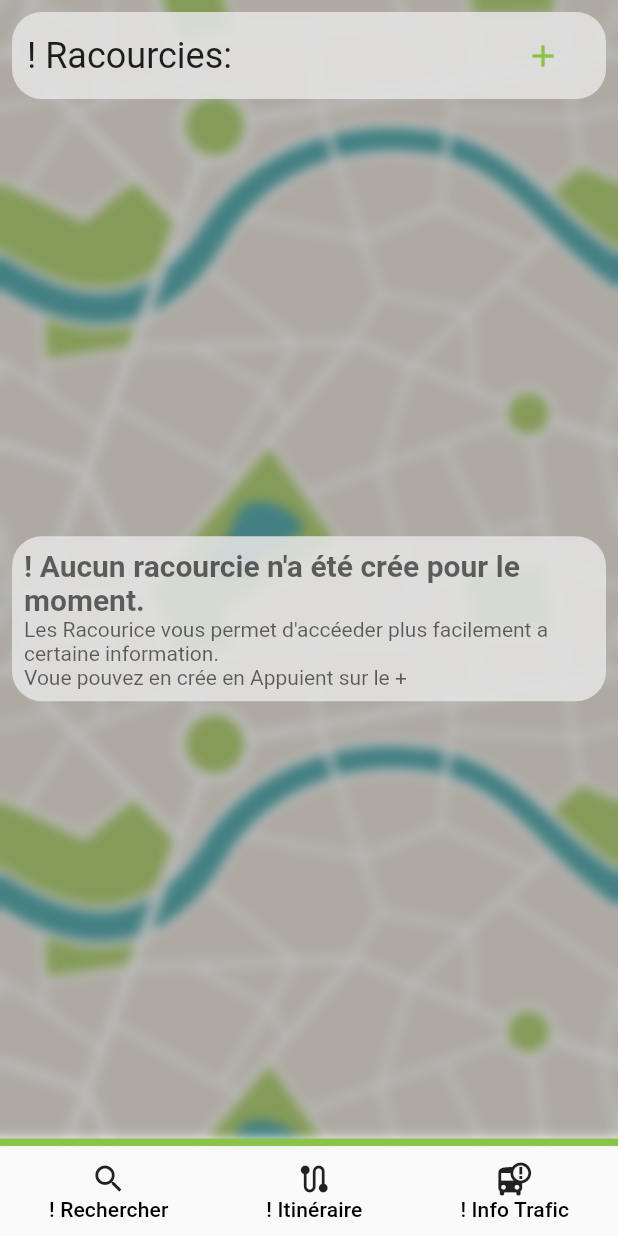
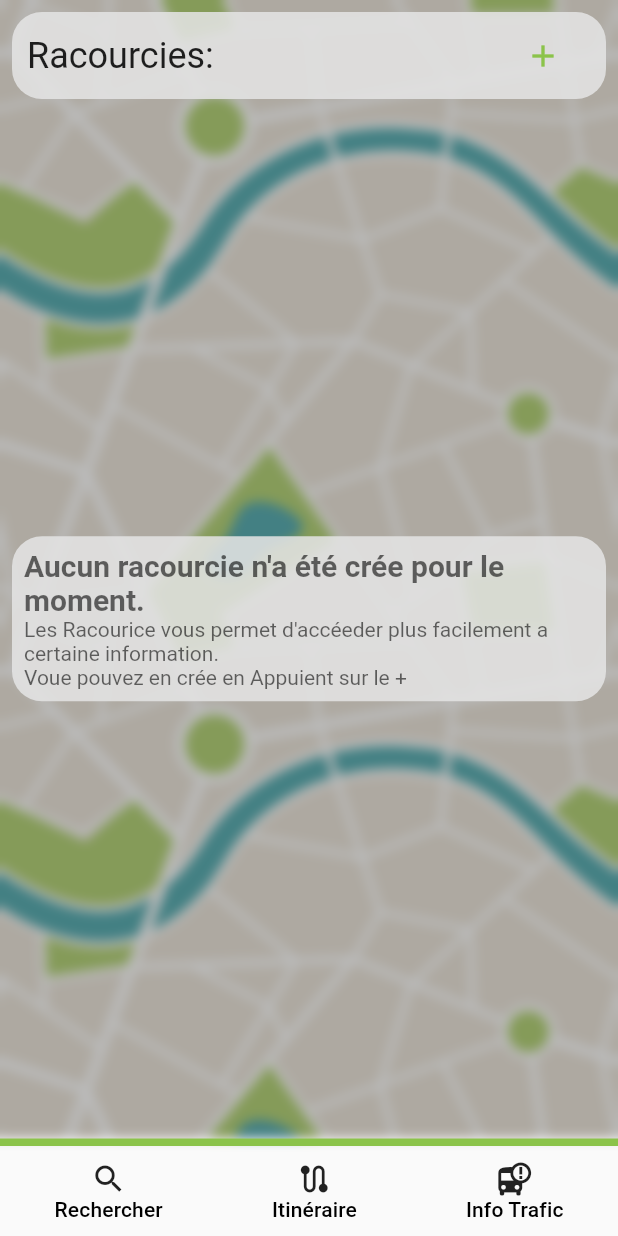
Before and after one commit to Bubulleux/better-bus-v2, a Flutter app: the screen it shows after launch, on a phone screen of 412 x 824 dp. Run offline on Flutter 3.47's test engine with Material 2 defaults, Android fonts, the light colour scheme and no system bars; our stand-ins replace connectivity_plus, flutter_widget_from_html, location, shared_preferences; missing offline and left inert: home_widget; statements that could not run were skipped.

Commit message:
Move all string in AppString

```diff
--- /dev/null
+++ b/lib/app_constante/AppString.dart
@@ -0,0 +1,62 @@
+class AppString{
+  static const retry = "Re-esaiyer";
+  static const findStop = "Chercher un arret";
+
+  static const shortcut = "Racourcies:";
+
+  static const search_label = "Rechercher";
+  static const route_label = "Itinéraire";
+  static const trafic_info_label = "Info Trafic";
+
+  static const delete_shortcut_notif = "Le racourcie a bien été supprimer";
+  static const cancel_label = "Annuler";
+  static const modify_label = "Modifier";
+  static const delete_label = "Suprimée";
+
+  static const empty_shorcut = "Aucun racourcie n'a été crée pour le moment.";
+  static const empyy_shortcut_advice = "\nLes Racourice vous permet d'accéeder plus facilement a certaine information."
+      "\nVoue pouvez en crée en Appuient sur le +";
+
+  static const error_label = "Erreur";
+
+  static const next_label = "suivent";
+  static const previous_label = "Présedent";
+
+  static const walk_to_place = "marcher jusqu'a l'adress";
+  static const walk_to_stop = "Marcher jusqu'a l'arret";
+  static const AtTheStopTakeLine = "A l'arret {#} prend la ligne";
+  static const andGoToStop = "Et aller jusqua l'arret ";
+  static const seeOnMaps = "Voire sur maps";
+
+  static const startLabel = "Départ";
+  static const endLabel = "Arriver";
+  static const departureAt = "Partire à";
+  static const arrivalAt = "Arriver à";
+  static const routeWhenDate = "A quelle date?";
+
+  static const seeAllLabel = "Voire Tout";
+
+  static const nextPassage = "Prochain Passage";
+  static const allSchredule = "Tout les horrairs";
+
+  static const noBusToday = "Aucun Bus Ne passera se jours la sur cette ligne";
+  static const onlyOneDirection = "Il n'y a qu'une seul direction";
+  static const selectALine = "Selectioner un ligne";
+  static const myPosition = "Ma position";
+
+  static const busStation = "Station de bus";
+  static const place = "Adresse";
+  static const validateLabel = "Validé";
+  static const  selectAll= "Tout selection";
+  static const unSelectAll = "Tout déselectier";
+  static const trafficInfoTitle = "Info trafic:";
+
+  static const shortcutNameLabel = "Nom du Racourcie";
+  static const selectBusStop = "Selectioner un Arrét de bus";
+  static const directionLabel = "Direction:";
+  static const emptyDirectionSelection = "Aucun Direction n'a été selectioner";
+  static const changeDirection = "Changer les direction";
+  static const setShortcutName = "Donner un nom a votre raccourcie";
+  static const emptyStopSelection = "Aucun arret de bus n'a été selectioner";
+  static const emptyLineSelection = "Acune Line n'a été sélectioner";
+}
--- a/lib/main.dart
+++ b/lib/main.dart
@@ -3,7 +3,6 @@ import 'package:flutter/material.dart';
 import 'package:better_bus_v2/views/home_page/home_page.dart';
 import 'package:flutter/services.dart';
 import 'package:home_widget/home_widget.dart';
-import 'package:intl/intl.dart';
 import 'package:flutter_localizations/flutter_localizations.dart';
 
 void main() {
--- a/lib/views/common/stop_searcher.dart
+++ b/lib/views/common/stop_searcher.dart
@@ -1,4 +1,5 @@
 
+import 'package:better_bus_v2/app_constante/AppString.dart';
 import 'package:better_bus_v2/data_provider/vitalis_data_provider.dart';
 import 'package:better_bus_v2/model/clean/bus_stop.dart';
 import 'package:flutter/material.dart';
@@ -34,7 +35,7 @@ class _StopSearcherState extends State<StopSearcher> {
 
     TextField searchBar = const TextField(
       decoration: InputDecoration(
-        hintText: "!Chercher un arret",
+        hintText: AppString.findStop,
         border: OutlineInputBorder(),
       ),
     );
--- a/lib/views/home_page/home_page.dart
+++ b/lib/views/home_page/home_page.dart
@@ -1,3 +1,4 @@
+import 'package:better_bus_v2/app_constante/AppString.dart';
 import 'package:better_bus_v2/data_provider/gps_data_provider.dart';
 import 'package:better_bus_v2/data_provider/local_data_handler.dart';
 import 'package:better_bus_v2/model/clean/view_shortcut.dart';
@@ -110,7 +111,7 @@ class _HomePageState extends State<HomePage> {
                     children: [
                       Expanded(
                         child: Text(
-                          "! Racourcies:",
+                          AppString.shortcut,
                           style: Theme
                               .of(context)
                               .textTheme
@@ -133,17 +134,17 @@ class _HomePageState extends State<HomePage> {
       bottomNavigationBar: CustomNavigationBar(
         child: [
           CustomNavigationItem(
-            label: "! Rechercher",
+            label: AppString.search_label,
             icon: Icons.search,
             onPress: searchBusStop,
           ),
           CustomNavigationItem(
-            label: "! Itinéraire",
+            label: AppString.route_label,
             icon: Icons.route,
             onPress: goToRoutePage,
           ),
           CustomNavigationItem(
-            label: "! Info Trafic",
+            label: AppString.trafic_info_label,
             icon: Icons.bus_alert,
             onPress: goToTrafficInfo,
           )
--- a/lib/views/home_page/shortcut_section.dart
+++ b/lib/views/home_page/shortcut_section.dart
@@ -1,3 +1,4 @@
+import 'package:better_bus_v2/app_constante/AppString.dart';
 import 'package:better_bus_v2/data_provider/local_data_handler.dart';
 import 'package:better_bus_v2/model/clean/bus_line.dart';
 import 'package:better_bus_v2/model/clean/view_shortcut.dart';
@@ -55,12 +56,12 @@ class ShortcutWidgetRootState extends State<ShortcutWidgetRoot> {
     ScaffoldMessenger.of(context).showSnackBar(SnackBar(
       content: Row(
         children: [
-          const Text("! Le racourcie a bien été supprimer"),
+          const Text(AppString.delete_shortcut_notif),
           const Spacer(),
           TextButton(
             onPressed: cancel,
             child: Text(
-              "! Annuler",
+              AppString.cancel_label,
               style: TextStyle(color: Theme.of(context).primaryColor),
             ),
           )
@@ -75,8 +76,8 @@ class ShortcutWidgetRootState extends State<ShortcutWidgetRoot> {
     CustomContextMenu.show(
       context,
       [
-        ContextMenuAction("! Modifier", Icons.edit_outlined, action: () => editShortcut(index)),
-        ContextMenuAction("! Supprimer", Icons.delete, isDangerous: true, action: () => removeShortcut(index))
+        ContextMenuAction(AppString.modify_label, Icons.edit_outlined, action: () => editShortcut(index)),
+        ContextMenuAction(AppString.delete_label, Icons.delete, isDangerous: true, action: () => removeShortcut(index))
       ],
     );
   }
@@ -106,20 +107,19 @@ class ShortcutWidgetRootState extends State<ShortcutWidgetRoot> {
             return Center(
               child: Container(
                 decoration: CustomDecorations.of(context).boxBackground,
-                padding: EdgeInsets.all(8),
+                padding: const EdgeInsets.all(8),
                 child: RichText(
                     text: TextSpan(
                         children: const [
                       TextSpan(
-                        text:"! Aucun racourcie n'a été crée pour le moment.",
+                        text: AppString.empty_shorcut,
                         style: TextStyle(
                           fontWeight: FontWeight.bold,
                           fontSize: 20,
                         ),
                       ),
                       TextSpan(
-                        text: "\nLes Racourice vous permet d'accéeder plus facilement a certaine information."
-                            "\nVoue pouvez en crée en Appuient sur le +",
+                        text: AppString.empyy_shortcut_advice,
                       )
                     ],
                         style: TextStyle(
@@ -138,7 +138,7 @@ class ShortcutWidgetRootState extends State<ShortcutWidgetRoot> {
           );
         } else if (snapshot.hasError) {
           return const Center(
-            child: Text("! Error"),
+            child: Text(AppString.error_label),
           );
         }
         return const Center(
--- a/lib/views/loading_page.dart
+++ b/lib/views/loading_page.dart
@@ -11,7 +11,7 @@ class LoadingPage extends StatefulWidget {
 class _LoadingPageState extends State<LoadingPage> {
 
   Future loading() async{
-    await Future.delayed(Duration(seconds: 5));
+    await Future.delayed(const Duration(seconds: 5));
     goToMainPage();
   }
 
--- a/lib/views/route_detail_page/route_detail_page.dart
+++ b/lib/views/route_detail_page/route_detail_page.dart
@@ -1,3 +1,4 @@
+import 'package:better_bus_v2/app_constante/AppString.dart';
 import 'package:better_bus_v2/model/clean/route.dart';
 import 'package:better_bus_v2/views/common/line_widget.dart';
 import 'package:better_bus_v2/views/route_detail_page/route_step_tab.dart';
@@ -93,10 +94,10 @@ class _RouteDetailPageState extends State<RouteDetailPage> with SingleTickerProv
                 alignment: WrapAlignment.spaceBetween,
                 children: [
                   tabController.index != 0 ?
-                  ElevatedButton(onPressed: () => tabController.animateTo(tabController.index - 1), child: const Text("! Présedent")):
+                  ElevatedButton(onPressed: () => tabController.animateTo(tabController.index - 1), child: const Text(AppString.previous_label)):
                   Container(width: 5,),
                   tabController.index != widget.busRoute.itinerary.length -1 ?
-                  ElevatedButton(onPressed: () => tabController.animateTo(tabController.index + 1), child: const Text("! Suivent")):
+                  ElevatedButton(onPressed: () => tabController.animateTo(tabController.index + 1), child: const Text(AppString.next_label)):
                   Container(width: 5,),
                 ],
               ),
--- a/lib/views/stop_info/next_passage_view.dart
+++ b/lib/views/stop_info/next_passage_view.dart
@@ -1,3 +1,4 @@
+import 'package:better_bus_v2/app_constante/AppString.dart';
 import 'package:better_bus_v2/data_provider/vitalis_data_provider.dart';
 import 'package:better_bus_v2/error_handler/custom_error.dart';
 import 'package:better_bus_v2/model/clean/bus_stop.dart';
@@ -65,7 +66,7 @@ class _NextPassagePageState extends State<NextPassagePage> with AutomaticKeepAli
                   seeAllAnimationController.reverse();
                   setState(() {});
                 },
-                child: const Text("! Voire tout"),
+                child: const Text(AppString.seeAllLabel),
               ),
             ),
           ),
--- a/lib/views/stop_info/stop_info_page.dart
+++ b/lib/views/stop_info/stop_info_page.dart
@@ -1,3 +1,4 @@
+import 'package:better_bus_v2/app_constante/AppString.dart';
 import 'package:better_bus_v2/views/common/fake_textfiel.dart';
 import 'package:better_bus_v2/views/stops_search_page/stops_search_page.dart';
 import 'package:better_bus_v2/views/stop_info/timetable_view.dart';
@@ -59,10 +60,10 @@ class _StopInfoPageState extends State<StopInfoPage>
             TabBar(
               tabs: const [
                 Tab(
-                  text: "! Prochain Passage ",
+                  text: AppString.nextPassage,
                 ),
                 Tab(
-                  text: "! Tout les horrairs",
+                  text: AppString.allSchredule,
                 )
               ],
               controller: tabController,
--- a/lib/views/stops_search_page/map_place_searcher_view.dart
+++ b/lib/views/stops_search_page/map_place_searcher_view.dart
@@ -7,6 +7,7 @@ import 'package:better_bus_v2/views/stops_search_page/map_place_item_widget.dart
 import 'package:flutter/material.dart';
 import 'package:location/location.dart';
 
+import '../../app_constante/AppString.dart';
 import '../../model/clean/map_place.dart';
 
 typedef PlaceCallback = void Function(MapPlace place);
@@ -59,7 +60,7 @@ class _MapPlaceSearcherViewState extends State<MapPlaceSearcherView> {
         locationData != null
             ? GestureDetector(
                 onTap: () => widget.placeCallback(MapPlace(
-                  title: "! Ma position",
+                  title: AppString.myPosition,
                   type: "location",
                   latitude: locationData!.latitude!,
                   longitude: locationData!.longitude!,
@@ -74,7 +75,7 @@ class _MapPlaceSearcherViewState extends State<MapPlaceSearcherView> {
                         width: 10,
                       ),
                       Text(
-                        "! Ma position",
+                        AppString.myPosition,
                         style: Theme.of(context).textTheme.titleLarge,
                       )
                     ],
--- a/lib/views/stops_search_page/place_searcher_page.dart
+++ b/lib/views/stops_search_page/place_searcher_page.dart
@@ -5,6 +5,8 @@ import 'package:better_bus_v2/views/common/decorations.dart';
 import 'package:better_bus_v2/views/stops_search_page/map_place_searcher_view.dart';
 import 'package:better_bus_v2/views/stops_search_page/search_bus_stop_view.dart';
 import 'package:flutter/material.dart';
+
+import '../../app_constante/AppString.dart';
 
 class PlaceSearcherPage extends StatefulWidget {
   const PlaceSearcherPage({Key? key}) : super(key: key);
@@ -67,7 +69,7 @@ class _PlaceSearcherPageState extends State<PlaceSearcherPage> with TickerProvid
                             mainAxisAlignment: MainAxisAlignment.center,
                             children: const [
                               Icon(Icons.directions_bus),
-                              Text("! Station de bus"),
+                              Text(AppString.busStation),
                             ],
                           ),
                         ),
@@ -76,7 +78,7 @@ class _PlaceSearcherPageState extends State<PlaceSearcherPage> with TickerProvid
                             mainAxisAlignment: MainAxisAlignment.center,
                             children: const [
                               Icon(Icons.location_on),
-                              Text("! Adresse"),
+                              Text(AppString.place),
                             ],
                           ),
                         ),
--- a/lib/views/traffic_info_page/traffic_info_page.dart
+++ b/lib/views/traffic_info_page/traffic_info_page.dart
@@ -1,3 +1,4 @@
+import 'package:better_bus_v2/app_constante/AppString.dart';
 import 'package:better_bus_v2/data_provider/vitalis_data_provider.dart';
 import 'package:better_bus_v2/model/clean/info_trafic.dart';
 import 'package:better_bus_v2/views/common/background.dart';
@@ -56,7 +57,7 @@ class TrafficInfoPageState extends State<TrafficInfoPage> {
                   alignment: Alignment.center,
                   decoration: CustomDecorations.of(context).boxBackground,
                   child: Text(
-                    "! Info trafic:",
+                    AppString.trafficInfoTitle,
                     style: Theme.of(context).textTheme.headlineSmall,
                   ),
                 ),
```
Also changed, not shown: lib/error_handler/custom_error.dart (+9 -8 lines), lib/views/route_detail_page/route_step_tab.dart (+6 -5 lines), lib/views/route_page/route_page.dart (+6 -5 lines), lib/views/stop_info/timetable_view.dart (+4 -3 lines), lib/views/terminus_selector/terminus_selector_page.dart (+5 -4 lines), lib/views/view_shortcut_editor/view_shortcut_editor_page.dart (+11 -10 lines).
